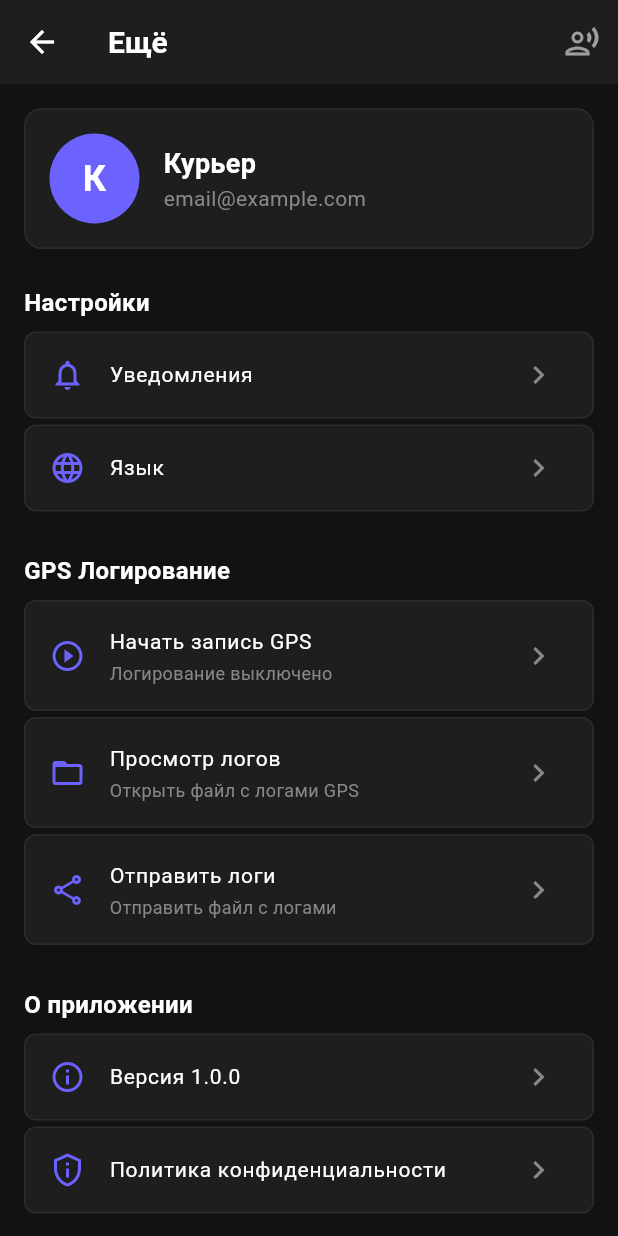
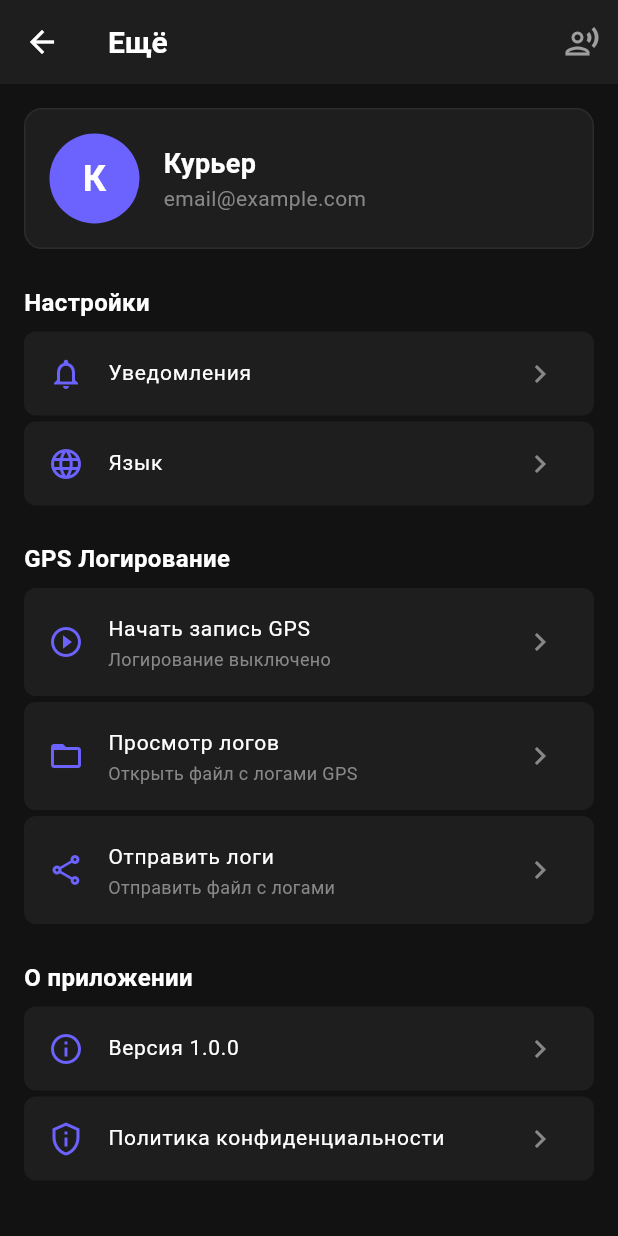
Before and after one commit to sichevmi/delivery-finance-platform, a Flutter app: the MoreTab screen opened directly, on a phone screen of 412 x 824 dp. Run offline on Flutter 3.47's test engine with Material 3 defaults, Android fonts, the phone set to English and light mode, and no system bars; our stand-ins replace dio, email_validator, fl_chart, flutter_riverpod, geolocator, permission_handler and 2 more; missing offline and left inert: dart:html; accounts and stored records are empty.

```diff
--- a/mobile/delivery_app/lib/features/auth/ui/screens/login_screen.dart
+++ b/mobile/delivery_app/lib/features/auth/ui/screens/login_screen.dart
@@ -25,7 +25,6 @@ class _LoginScreenState extends ConsumerState<LoginScreen> with WidgetsBindingOb
   void initState() {
     super.initState();
     WidgetsBinding.instance.addObserver(this);
-    // Запускаем проверку ПОСЛЕ сборки виджета
     WidgetsBinding.instance.addPostFrameCallback((_) {
       _checkAuth();
     });
@@ -48,45 +47,50 @@ class _LoginScreenState extends ConsumerState<LoginScreen> with WidgetsBindingOb
   }
 
   Future<void> _checkAuth() async {
-    if (_isAuthChecked) return;
+    if (_isAuthChecked) {
+      print('🔐 LoginScreen: проверка уже выполнена, пропускаем');
+      return;
+    }
+
+    _isAuthChecked = true;
 
     print('🔐 LoginScreen: проверка авторизации...');
     final authState = ref.read(authProvider);
 
-    // Если уже авторизован – переходим на главную
     if (authState.isAuthenticated && authState.user != null) {
       print('🔐 LoginScreen: уже авторизован');
-      _isAuthChecked = true;
       if (mounted) {
+        WidgetsBinding.instance.addPostFrameCallback((_) {
           Navigator.pushReplacement(
             context,
             MaterialPageRoute(builder: (_) => const HomeScreen()),
           );
+        });
       }
       return;
     }
 
-    // Пробуем автологин
     print('🔐 LoginScreen: пробуем autoLogin...');
     try {
       final authNotifier = ref.read(authProvider.notifier);
       final isAuthenticated = await authNotifier.autoLogin();
       print('🔐 LoginScreen: isAuthenticated = $isAuthenticated');
-      _isAuthChecked = true;
 
       if (mounted && isAuthenticated) {
         print('🔐 LoginScreen: автологин успешен');
+        WidgetsBinding.instance.addPostFrameCallback((_) {
           Navigator.pushReplacement(
             context,
             MaterialPageRoute(builder: (_) => const HomeScreen()),
           );
-      } else {
-        setState(() {
-          _isCheckingAuth = false;
         });
+        return;
       }
     } catch (e) {
       print('🔐 LoginScreen: ошибка: $e');
+    }
+
+    if (mounted) {
       setState(() {
         _isCheckingAuth = false;
       });
@@ -117,8 +121,14 @@ class _LoginScreenState extends ConsumerState<LoginScreen> with WidgetsBindingOb
       );
     }
 
-    // Если уже авторизован – показываем главную (но этот случай уже обработан выше)
+    // Если уже авторизован – сразу показываем главную
     if (authState.isAuthenticated && authState.user != null) {
+      WidgetsBinding.instance.addPostFrameCallback((_) {
+        Navigator.pushReplacement(
+          context,
+          MaterialPageRoute(builder: (_) => const HomeScreen()),
+        );
+      });
       return const SizedBox.shrink();
     }
 
@@ -236,12 +246,24 @@ class _LoginScreenState extends ConsumerState<LoginScreen> with WidgetsBindingOb
                                 _emailController.text.trim(),
                                 _passwordController.text,
                               );
+                              // Ждём, пока состояние обновится
+                              // Используем слушатель, чтобы дождаться изменения состояния
+                              if (mounted) {
+                                // Небольшая задержка для обновления состояния
+                                await Future.delayed(const Duration(milliseconds: 300));
                                 if (mounted && authState.isAuthenticated) {
+                                  WidgetsBinding.instance.addPostFrameCallback((_) {
+                                    if (mounted) {
                                       Navigator.pushReplacement(
                                         context,
                                         MaterialPageRoute(builder: (_) => const HomeScreen()),
                                       );
                                     }
+                                  });
+                                }
+                              }
+                            } catch (e) {
+                              print('❌ Login error: $e');
                             } finally {
                               if (mounted) setState(() => _isLoading = false);
                             }
--- a/mobile/delivery_app/lib/features/delivery/ui/tabs/more_tab.dart
+++ b/mobile/delivery_app/lib/features/delivery/ui/tabs/more_tab.dart
@@ -4,7 +4,6 @@ import 'package:delivery_app/features/auth/providers/auth_provider.dart';
 import 'package:delivery_app/features/auth/ui/screens/login_screen.dart';
 import 'package:delivery_app/features/delivery/providers/gps_provider.dart';
 import 'package:delivery_app/features/delivery/services/gps_service.dart';
-import 'package:share_plus/share_plus.dart';
 
 class MoreTab extends ConsumerStatefulWidget {
   const MoreTab({super.key});
@@ -56,9 +55,14 @@ class _MoreTabState extends ConsumerState<MoreTab> {
             ),
           ),
           const SizedBox(height: 8),
-          _buildMenuItem(
-            icon: Icons.notifications_outlined,
-            title: 'Уведомления',
+          // Убираем Container с фоном, используем только Material
+          Material(
+            color: const Color(0xFF1E1E1E),
+            borderRadius: BorderRadius.circular(8),
+            child: ListTile(
+              leading: const Icon(Icons.notifications_outlined, color: Color(0xFF6C63FF)),
+              title: const Text('Уведомления', style: TextStyle(color: Colors.white)),
+              trailing: const Icon(Icons.chevron_right, color: Color(0xFF888888)),
               onTap: () {
                 ScaffoldMessenger.of(context).showSnackBar(
                   const SnackBar(
@@ -68,9 +72,15 @@ class _MoreTabState extends ConsumerState<MoreTab> {
                 );
               },
             ),
-          _buildMenuItem(
-            icon: Icons.language_outlined,
-            title: 'Язык',
+          ),
+          const SizedBox(height: 4),
+          Material(
+            color: const Color(0xFF1E1E1E),
+            borderRadius: BorderRadius.circular(8),
+            child: ListTile(
+              leading: const Icon(Icons.language_outlined, color: Color(0xFF6C63FF)),
+              title: const Text('Язык', style: TextStyle(color: Colors.white)),
+              trailing: const Icon(Icons.chevron_right, color: Color(0xFF888888)),
               onTap: () {
                 ScaffoldMessenger.of(context).showSnackBar(
                   const SnackBar(
@@ -79,6 +89,7 @@ class _MoreTabState extends ConsumerState<MoreTab> {
                   ),
                 );
               },
+            ),
           ),
           const SizedBox(height: 24),
 
@@ -92,10 +103,22 @@ class _MoreTabState extends ConsumerState<MoreTab> {
             ),
           ),
           const SizedBox(height: 8),
-          _buildMenuItem(
-            icon: _isLoggingEnabled ? Icons.pause_circle_outline : Icons.play_circle_outline,
-            title: _isLoggingEnabled ? 'Остановить запись GPS' : 'Начать запись GPS',
-            subtitle: _isLoggingEnabled ? 'Логирование активно' : 'Логирование выключено',
+          Material(
+            color: const Color(0xFF1E1E1E),
+            borderRadius: BorderRadius.circular(8),
+            child: ListTile(
+              leading: Icon(
+                _isLoggingEnabled ? Icons.pause_circle_outline : Icons.play_circle_outline,
+                color: const Color(0xFF6C63FF),
+              ),
+              title: Text(
+                _isLoggingEnabled ? 'Остановить запись GPS' : 'Начать запись GPS',
+                style: const TextStyle(color: Colors.white),
+              ),
+              subtitle: Text(
+                _isLoggingEnabled ? 'Логирование активно' : 'Логирование выключено',
+                style: const TextStyle(color: Color(0xFF888888), fontSize: 12),
+              ),
               trailing: _isLoggingEnabled
                   ? Container(
                       padding: const EdgeInsets.symmetric(horizontal: 8, vertical: 4),
@@ -112,20 +135,33 @@ class _MoreTabState extends ConsumerState<MoreTab> {
                         ),
                       ),
                     )
-                : null,
+                  : const Icon(Icons.chevron_right, color: Color(0xFF888888)),
               onTap: () => _toggleLogging(gpsService),
             ),
-          _buildMenuItem(
-            icon: Icons.folder_open_outlined,
-            title: 'Просмотр логов',
-            subtitle: 'Открыть файл с логами GPS',
+          ),
+          const SizedBox(height: 4),
+          Material(
+            color: const Color(0xFF1E1E1E),
+            borderRadius: BorderRadius.circular(8),
+            child: ListTile(
+              leading: const Icon(Icons.folder_open_outlined, color: Color(0xFF6C63FF)),
+              title: const Text('Просмотр логов', style: TextStyle(color: Colors.white)),
+              subtitle: const Text('Открыть файл с логами GPS', style: TextStyle(color: Color(0xFF888888), fontSize: 12)),
+              trailing: const Icon(Icons.chevron_right, color: Color(0xFF888888)),
               onTap: () => _showLogFile(gpsService),
             ),
-          _buildMenuItem(
-            icon: Icons.share_outlined,
-            title: 'Отправить логи',
-            subtitle: 'Отправить файл с логами',
+          ),
+          const SizedBox(height: 4),
+          Material(
+            color: const Color(0xFF1E1E1E),
+            borderRadius: BorderRadius.circular(8),
+            child: ListTile(
+              leading: const Icon(Icons.share_outlined, color: Color(0xFF6C63FF)),
+              title: const Text('Отправить логи', style: TextStyle(color: Colors.white)),
+              subtitle: const Text('Отправить файл с логами', style: TextStyle(color: Color(0xFF888888), fontSize: 12)),
+              trailing: const Icon(Icons.chevron_right, color: Color(0xFF888888)),
               onTap: () => _shareLogFile(gpsService),
+            ),
           ),
           const SizedBox(height: 24),
 
@@ -139,14 +175,24 @@ class _MoreTabState extends ConsumerState<MoreTab> {
             ),
           ),
           const SizedBox(height: 8),
-          _buildMenuItem(
-            icon: Icons.info_outline,
-            title: 'Версия 1.0.0',
+          Material(
+            color: const Color(0xFF1E1E1E),
+            borderRadius: BorderRadius.circular(8),
+            child: ListTile(
+              leading: const Icon(Icons.info_outline, color: Color(0xFF6C63FF)),
+              title: const Text('Версия 1.0.0', style: TextStyle(color: Colors.white)),
+              trailing: const Icon(Icons.chevron_right, color: Color(0xFF888888)),
               onTap: () {},
             ),
-          _buildMenuItem(
-            icon: Icons.privacy_tip_outlined,
-            title: 'Политика конфиденциальности',
+          ),
+          const SizedBox(height: 4),
+          Material(
+            color: const Color(0xFF1E1E1E),
+            borderRadius: BorderRadius.circular(8),
+            child: ListTile(
+              leading: const Icon(Icons.privacy_tip_outlined, color: Color(0xFF6C63FF)),
+              title: const Text('Политика конфиденциальности', style: TextStyle(color: Colors.white)),
+              trailing: const Icon(Icons.chevron_right, color: Color(0xFF888888)),
               onTap: () {
                 ScaffoldMessenger.of(context).showSnackBar(
                   const SnackBar(
@@ -156,19 +202,15 @@ class _MoreTabState extends ConsumerState<MoreTab> {
                 );
               },
             ),
+          ),
           const SizedBox(height: 32),
 
-          // Кнопка выхода
-          Container(
-            decoration: BoxDecoration(
+          // Кнопка выхода (с Material)
+          Material(
+            color: Colors.transparent,
             borderRadius: BorderRadius.circular(12),
-              border: Border.all(color: Colors.red.withOpacity(0.3)),
-            ),
             child: ListTile(
-              leading: const Icon(
-                Icons.logout_outlined,
-                color: Colors.red,
-              ),
+              leading: const Icon(Icons.logout_outlined, color: Colors.red),
               title: const Text(
                 'Выйти',
                 style: TextStyle(
@@ -176,10 +218,7 @@ class _MoreTabState extends ConsumerState<MoreTab> {
                   fontWeight: FontWeight.w600,
                 ),
               ),
-              trailing: const Icon(
-                Icons.chevron_right,
-                color: Colors.red,
-              ),
+              trailing: const Icon(Icons.chevron_right, color: Colors.red),
               onTap: () => _showLogoutDialog(context, authNotifier),
             ),
           ),
@@ -237,44 +276,6 @@ class _MoreTabState extends ConsumerState<MoreTab> {
             ),
           ),
         ],
-      ),
-    );
-  }
-
-  Widget _buildMenuItem({
-    required IconData icon,
-    required String title,
-    String? subtitle,
-    Widget? trailing,
-    required VoidCallback onTap,
-  }) {
-    return Container(
-      decoration: BoxDecoration(
-        color: const Color(0xFF1E1E1E),
-        borderRadius: BorderRadius.circular(8),
-        border: Border.all(color: const Color(0xFF2C2C2C)),
-      ),
-      margin: const EdgeInsets.only(bottom: 4),
-      child: ListTile(
-        leading: Icon(
-          icon,
-          color: const Color(0xFF6C63FF),
-        ),
-        title: Text(
-          title,
-          style: const TextStyle(color: Colors.white),
-        ),
-        subtitle: subtitle != null
-            ? Text(
-                subtitle,
-                style: const TextStyle(color: Color(0xFF888888), fontSize: 12),
-              )
-            : null,
-        trailing: trailing ?? const Icon(
-          Icons.chevron_right,
-          color: Color(0xFF888888),
-        ),
-        onTap: onTap,
       ),
     );
   }
@@ -374,18 +375,10 @@ class _MoreTabState extends ConsumerState<MoreTab> {
         return;
       }
 
-    final content = await gpsService.readLogFile();
-
-    // Отправляем через Share
-    await Share.share(
-      content,
-      subject: 'GPS Logs от ${DateTime.now()}',
-    );
-
       ScaffoldMessenger.of(context).showSnackBar(
         const SnackBar(
-        content: Text('Логи отправлены'),
-        backgroundColor: Colors.green,
+          content: Text('Функция отправки логов в разработке'),
+          backgroundColor: Colors.orange,
         ),
       );
     } catch (e) {
```
Lines whose indentation alone changed are shown as unchanged.
